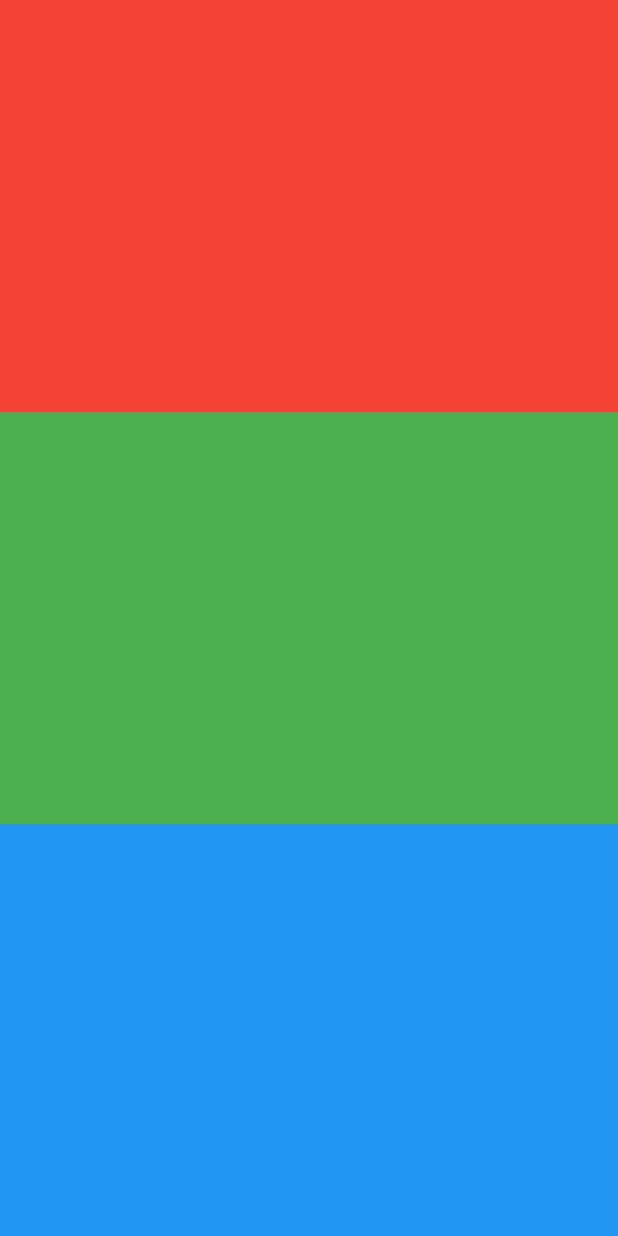
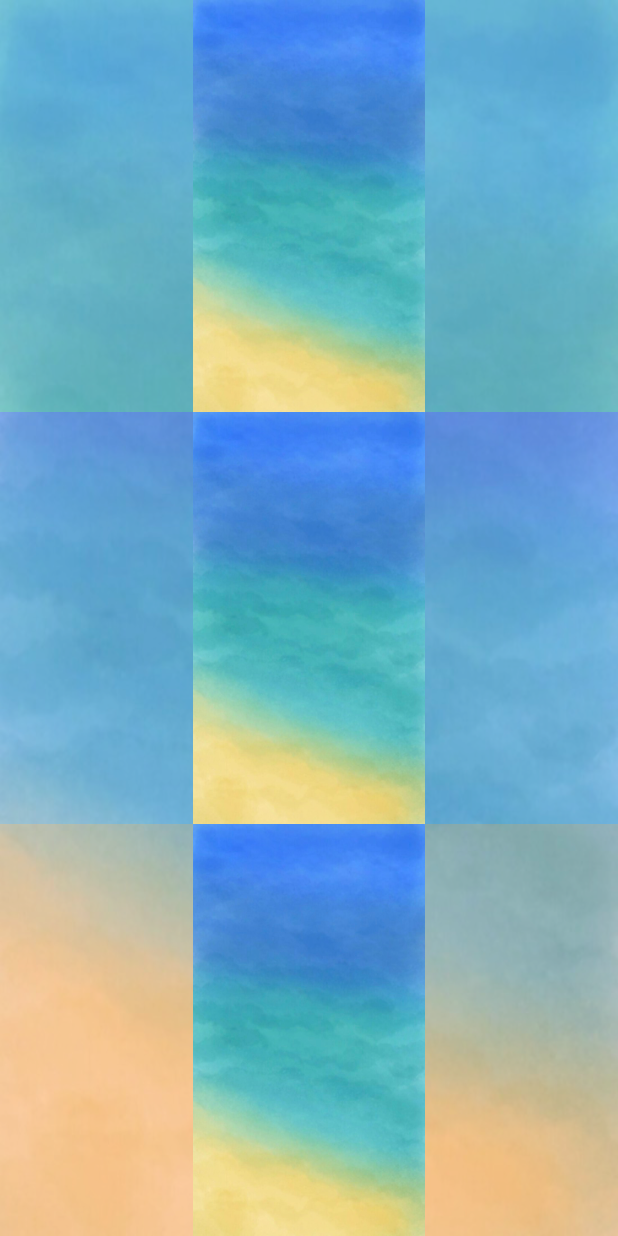
Before and after one commit to workbzw/gashapon, a Flutter app: the screen it shows after launch, on a phone screen of 412 x 824 dp. Run offline on Flutter 3.47's test engine with Material 2 defaults, Android fonts, the light colour scheme and no system bars.

Commit message:
[设置好扭蛋机上中下三部分，并封装到三个widget中，并在首页设置好三个widget位置]

```diff
--- a/lib/gashapon/machine/machine.dart
+++ /dev/null
@@ -1 +0,0 @@
-// 抽奖机器
--- /dev/null
+++ b/lib/gashapon/machine/machine_bottom.dart
@@ -0,0 +1,19 @@
+// 抽奖机器
+import 'package:flutter/cupertino.dart';
+import 'package:flutter/material.dart';
+
+/*抽奖机下部分*/
+class MachineBottomWidget extends StatefulWidget {
+  @override
+  _MachineBottomWidgetState createState() => _MachineBottomWidgetState();
+}
+
+class _MachineBottomWidgetState extends State<StatefulWidget> {
+  @override
+  Widget build(BuildContext context) {
+    return Container(
+      decoration: BoxDecoration(
+          image: DecorationImage(image: AssetImage("images/ges_bg.png"))),
+    );
+  }
+}
--- /dev/null
+++ b/lib/gashapon/machine/machine_mid.dart
@@ -0,0 +1,19 @@
+// 抽奖机器
+import 'package:flutter/cupertino.dart';
+import 'package:flutter/material.dart';
+
+/*抽奖机中部分*/
+class MachineMidWidget extends StatefulWidget {
+  @override
+  _MachineMidWidgetState createState() => _MachineMidWidgetState();
+}
+
+class _MachineMidWidgetState extends State<StatefulWidget> {
+  @override
+  Widget build(BuildContext context) {
+    return Container(
+      decoration: BoxDecoration(
+          image: DecorationImage(image: AssetImage("images/ges_bg.png"))),
+    );
+  }
+}
--- /dev/null
+++ b/lib/gashapon/machine/machine_top.dart
@@ -0,0 +1,19 @@
+// 抽奖机器
+import 'package:flutter/cupertino.dart';
+import 'package:flutter/material.dart';
+
+/*抽奖机上部分*/
+class MachineTopWidget extends StatefulWidget {
+  @override
+  _MachineTopWidgetState createState() => _MachineTopWidgetState();
+}
+
+class _MachineTopWidgetState extends State<StatefulWidget> {
+  @override
+  Widget build(BuildContext context) {
+    return Container(
+      decoration: BoxDecoration(
+          image: DecorationImage(image: AssetImage("images/ges_bg.png"))),
+    );
+  }
+}
--- a/lib/main.dart
+++ b/lib/main.dart
@@ -1,4 +1,8 @@
 import 'package:flutter/material.dart';
+
+import 'gashapon/machine/machine_bottom.dart';
+import 'gashapon/machine/machine_mid.dart';
+import 'gashapon/machine/machine_top.dart';
 
 void main() {
   runApp(MyApp());
@@ -26,32 +30,42 @@ class _AppHomePageState extends State<AppHomePage> {
   @override
   Widget build(BuildContext context) {
     return Container(
+        child: Container(
+      decoration: BoxDecoration(
+          image: DecorationImage(
+              /*设置本地背景图*/
+              image: AssetImage("images/ges_bg.png"),
+              /*图片填充模式*/
+              fit: BoxFit.fill)),
+      /*Column为纵向布局，Row为横向布局*/
       child: Column(
         children: <Widget>[
-          /*等分*/
           Expanded(
             /*权重为1*/
             flex: 1,
             child: Container(
-              color: Colors.red,
+              color: Color(0x5598FF99),
+              child: MachineTopWidget(),
             ),
           ),
           Expanded(
             /*权重为1*/
             flex: 1,
             child: Container(
-              color: Colors.green,
+              color: Color(0x559899FF),
+              child: MachineMidWidget(),
             ),
           ),
           Expanded(
             /*权重为1*/
             flex: 1,
             child: Container(
-              color: Colors.blue,
+              color: Color(0x55FF9899),
+              child: MachineBottomWidget(),
             ),
           ),
         ],
       ),
-    );
+    ));
   }
 }
--- a/pubspec.yaml
+++ b/pubspec.yaml
@@ -43,7 +43,8 @@ flutter:
   # included with your application, so that you can use the icons in
   # the material Icons class.
   uses-material-design: true
-
+  assets:
+    - images/
   # To add assets to your application, add an assets section, like this:
   # assets:
   #   - images/a_dot_burr.jpeg
```
Also changed, not shown: images/ges_bg.png (added).
